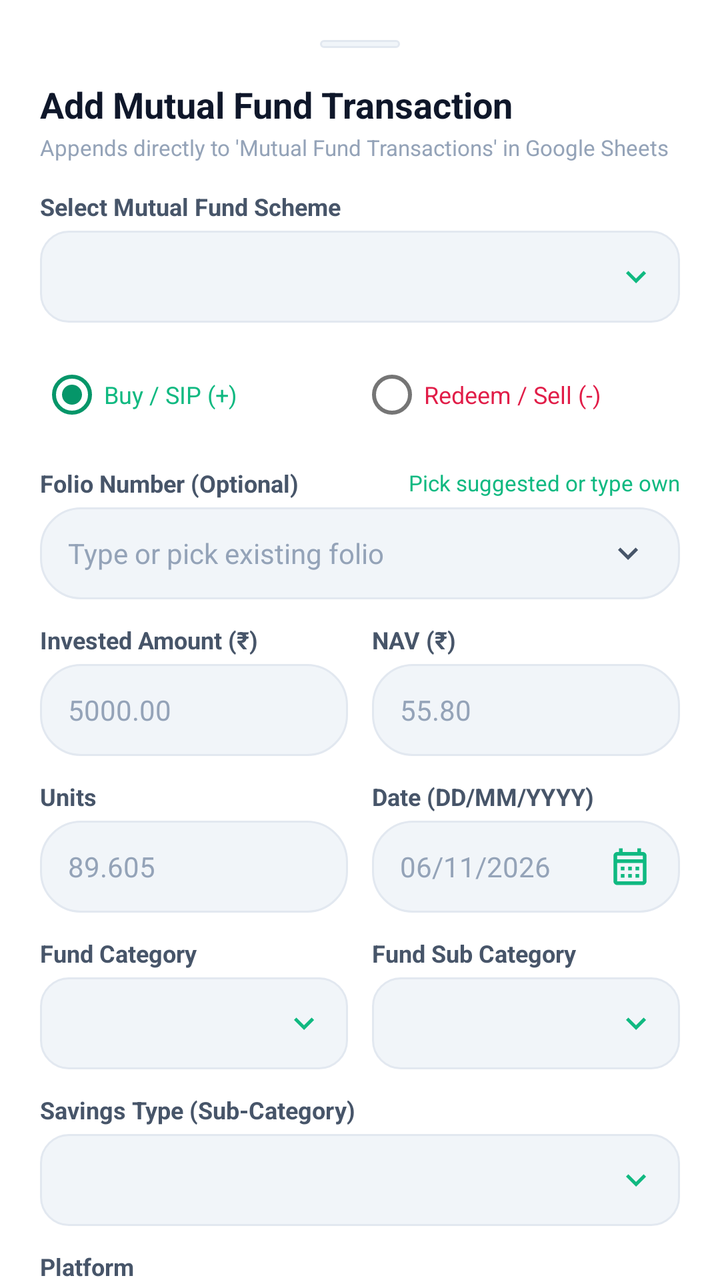
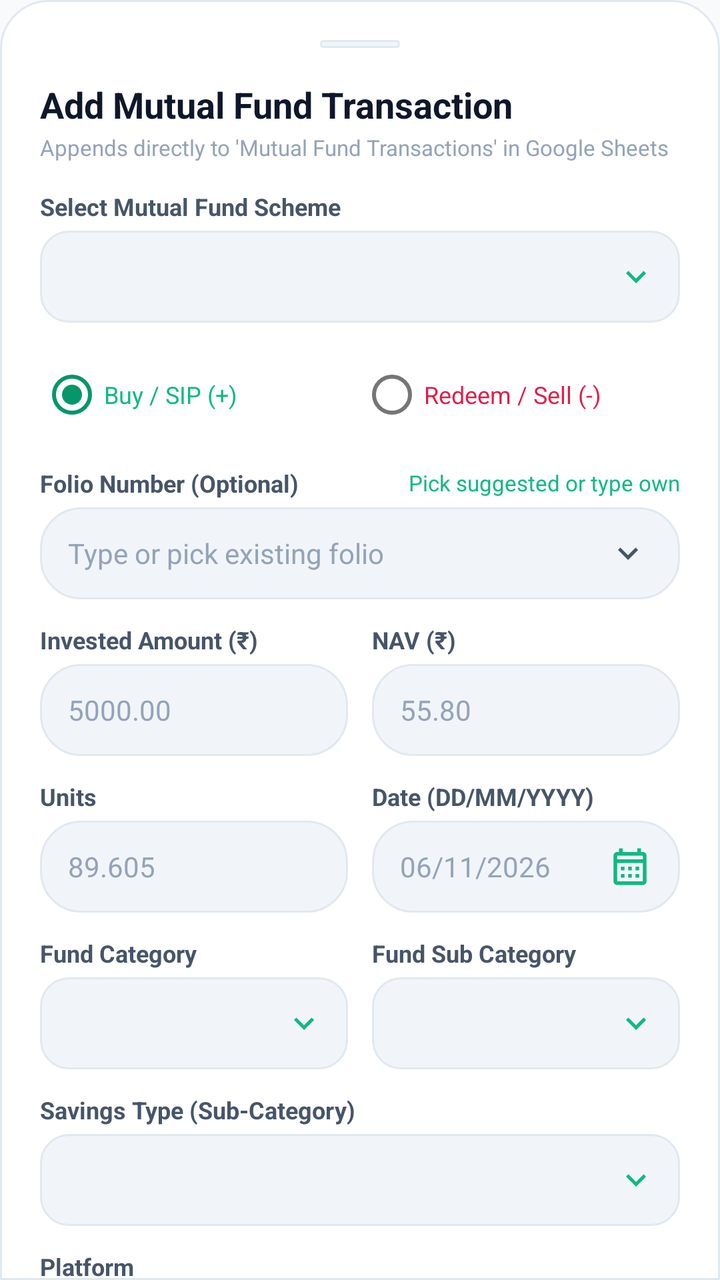

Screens rendered from an Android XML layout before and after an edit, with the pre-edit source and the edit as a unified diff.
<!-- AndroidManifest.xml: application theme AppTheme -->
<!-- res/layout/dialog_add_mf_transaction.xml -->
<?xml version="1.0" encoding="utf-8"?>
<androidx.core.widget.NestedScrollView
    xmlns:android="http://schemas.android.com/apk/res/android"
    android:layout_width="match_parent"
    android:layout_height="wrap_content"
    android:background="@color/bg_card"
    android:fillViewport="true">

    <LinearLayout
        android:layout_width="match_parent"
        android:layout_height="wrap_content"
        android:orientation="vertical"
        android:padding="20dp">

        
        <View
            android:layout_width="40dp"
            android:layout_height="4dp"
            android:layout_gravity="center_horizontal"
            android:background="@drawable/bg_pill_dark"
            android:layout_marginBottom="16dp" />

        <TextView
            android:layout_width="wrap_content"
            android:layout_height="wrap_content"
            android:text="Add Mutual Fund Transaction"
            android:textColor="@color/text_primary"
            android:textSize="18sp"
            android:textStyle="bold" />

        <TextView
            android:layout_width="wrap_content"
            android:layout_height="wrap_content"
            android:layout_marginTop="2dp"
            android:text="Appends directly to 'Mutual Fund Transactions' in Google Sheets"
            android:textColor="@color/text_muted"
            android:textSize="11sp" />

        
        <TextView
            android:layout_width="wrap_content"
            android:layout_height="wrap_content"
            android:layout_marginTop="14dp"
            android:text="Select Mutual Fund Scheme"
            android:textColor="@color/text_secondary"
            android:textSize="12sp"
            android:textStyle="bold" />

        <Spinner
            android:id="@+id/spMfFund"
            android:layout_width="match_parent"
            android:layout_height="46dp"
            android:layout_marginTop="4dp"
            android:background="@drawable/bg_spinner_dark"
            android:popupBackground="@color/bg_card_secondary"
            android:dropDownVerticalOffset="4dp" />

        
        <RadioGroup
            android:id="@+id/rgMfType"
            android:layout_width="match_parent"
            android:layout_height="wrap_content"
            android:layout_marginTop="12dp"
            android:orientation="horizontal">

            <RadioButton
                android:id="@+id/rbMfBuy"
                android:layout_width="0dp"
                android:layout_weight="1"
                android:layout_height="wrap_content"
                android:text="Buy / SIP (+)"
                android:checked="true"
                android:textColor="@color/green_mint"
                android:textSize="12sp" />

            <RadioButton
                android:id="@+id/rbMfRedeem"
                android:layout_width="0dp"
                android:layout_weight="1"
                android:layout_height="wrap_content"
                android:text="Redeem / Sell (-)"
                android:textColor="@color/red_rose"
                android:textSize="12sp" />
        </RadioGroup>

        
        <LinearLayout
            android:layout_width="match_parent"
            android:layout_height="wrap_content"
            android:layout_marginTop="12dp"
            android:orientation="horizontal"
            android:gravity="center_vertical">

            <TextView
                android:layout_width="0dp"
                android:layout_weight="1"
                android:layout_height="wrap_content"
                android:text="Folio Number (Optional)"
                android:textColor="@color/text_secondary"
                android:textSize="12sp"
                android:textStyle="bold" />

            <TextView
                android:id="@+id/tvMfFolioHint"
                android:layout_width="wrap_content"
                android:layout_height="wrap_content"
                android:text="Pick suggested or type own"
                android:textColor="@color/green_mint"
                android:textSize="11sp" />
        </LinearLayout>

        <LinearLayout
            android:layout_width="match_parent"
            android:layout_height="46dp"
            android:layout_marginTop="4dp"
            android:background="@drawable/bg_pill_dark"
            android:orientation="horizontal"
            android:gravity="center_vertical"
            android:paddingStart="14dp"
            android:paddingEnd="10dp">

            <AutoCompleteTextView
                android:id="@+id/etMfFolio"
                android:layout_width="0dp"
                android:layout_weight="1"
                android:layout_height="match_parent"
                android:background="@null"
                android:hint="Type or pick existing folio"
                android:textColorHint="@color/text_muted"
                android:textColor="@color/text_primary"
                android:inputType="text"
            android:imeOptions="actionDone"
                android:completionThreshold="1"
                android:textSize="14sp" />

            <ImageView
                android:id="@+id/btnMfFolioDropdown"
                android:layout_width="32dp"
                android:layout_height="32dp"
                android:padding="6dp"
                android:src="@drawable/ic_chevron_down"
                android:tint="@color/text_secondary"
                android:background="?attr/selectableItemBackgroundBorderless"
                android:contentDescription="Pick Folio" />
        </LinearLayout>

        
        <LinearLayout
            android:layout_width="match_parent"
            android:layout_height="wrap_content"
            android:layout_marginTop="12dp"
            android:orientation="horizontal"
            android:baselineAligned="false">

            <LinearLayout
                android:layout_width="0dp"
                android:layout_weight="1"
                android:layout_height="wrap_content"
                android:orientation="vertical"
                android:layout_marginEnd="6dp">

                <TextView
                    android:id="@+id/tvMfAmountLabel"
                    android:layout_width="wrap_content"
                    android:layout_height="wrap_content"
                    android:text="Invested Amount (₹)"
                    android:textColor="@color/text_secondary"
                    android:textSize="12sp"
                    android:textStyle="bold" />

                <EditText
                    android:id="@+id/etMfAmount"
                    android:layout_width="match_parent"
                    android:layout_height="46dp"
                    android:layout_marginTop="4dp"
                    android:background="@drawable/bg_pill_dark"
                    android:hint="5000.00"
                    android:textColorHint="@color/text_muted"
                    android:textColor="@color/text_primary"
                    android:textSize="14sp"
                    android:gravity="center_vertical"
                    android:inputType="numberDecimal"
            android:imeOptions="actionDone"
                    android:paddingStart="14dp"
                    android:paddingEnd="14dp" />
            </LinearLayout>

            <LinearLayout
                android:layout_width="0dp"
                android:layout_weight="1"
                android:layout_height="wrap_content"
                android:orientation="vertical"
                android:layout_marginStart="6dp">

                <TextView
                    android:layout_width="wrap_content"
                    android:layout_height="wrap_content"
                    android:text="NAV (₹)"
                    android:textColor="@color/text_secondary"
                    android:textSize="12sp"
                    android:textStyle="bold" />

                <EditText
                    android:id="@+id/etMfNav"
                    android:layout_width="match_parent"
                    android:layout_height="46dp"
                    android:layout_marginTop="4dp"
                    android:background="@drawable/bg_pill_dark"
                    android:hint="55.80"
                    android:textColorHint="@color/text_muted"
                    android:textColor="@color/text_primary"
                    android:textSize="14sp"
                    android:gravity="center_vertical"
                    android:inputType="numberDecimal"
            android:imeOptions="actionDone"
                    android:paddingStart="14dp"
                    android:paddingEnd="14dp" />
            </LinearLayout>
        </LinearLayout>

        
        <LinearLayout
            android:layout_width="match_parent"
            android:layout_height="wrap_content"
            android:layout_marginTop="12dp"
            android:orientation="horizontal"
            android:baselineAligned="false">

            <LinearLayout
                android:layout_width="0dp"
                android:layout_weight="1"
                android:layout_height="wrap_content"
                android:orientation="vertical"
                android:layout_marginEnd="6dp">

                <TextView
                    android:layout_width="wrap_content"
                    android:layout_height="wrap_content"
                    android:text="Units"
                    android:textColor="@color/text_secondary"
                    android:textSize="12sp"
                    android:textStyle="bold" />

                <EditText
                    android:id="@+id/etMfUnits"
                    android:layout_width="match_parent"
                    android:layout_height="46dp"
                    android:layout_marginTop="4dp"
                    android:background="@drawable/bg_pill_dark"
                    android:hint="89.605"
                    android:textColorHint="@color/text_muted"
                    android:textColor="@color/text_primary"
                    android:textSize="14sp"
                    android:gravity="center_vertical"
                    android:inputType="numberDecimal"
            android:imeOptions="actionDone"
                    android:paddingStart="14dp"
                    android:paddingEnd="14dp" />
            </LinearLayout>

            <LinearLayout
                android:layout_width="0dp"
                android:layout_weight="1"
                android:layout_height="wrap_content"
                android:orientation="vertical"
                android:layout_marginStart="6dp">

                <TextView
                    android:layout_width="wrap_content"
                    android:layout_height="wrap_content"
                    android:text="Date (DD/MM/YYYY)"
                    android:textColor="@color/text_secondary"
                    android:textSize="12sp"
                    android:textStyle="bold" />

                <EditText
                    android:id="@+id/etMfDate"
                    android:layout_width="match_parent"
                    android:layout_height="46dp"
                    android:layout_marginTop="4dp"
                    android:background="@drawable/bg_pill_dark"
                    android:hint="06/11/2026"
                    android:textColorHint="@color/text_muted"
                    android:textColor="@color/text_primary"
                    android:textSize="14sp"
                    android:gravity="center_vertical"
                    android:focusable="false"
                    android:clickable="true"
                    android:cursorVisible="false"
                    android:drawableEnd="@drawable/ic_calendar"
                    android:drawablePadding="8dp"
                    android:drawableTint="@color/green_mint"
                    android:paddingStart="14dp"
                    android:paddingEnd="14dp" />
            </LinearLayout>
        </LinearLayout>

        
        <LinearLayout
            android:layout_width="match_parent"
            android:layout_height="wrap_content"
            android:layout_marginTop="12dp"
            android:orientation="horizontal"
            android:baselineAligned="false">

            <LinearLayout
                android:layout_width="0dp"
                android:layout_weight="1"
                android:layout_height="wrap_content"
                android:orientation="vertical"
                android:layout_marginEnd="6dp">

                <TextView
                    android:layout_width="wrap_content"
                    android:layout_height="wrap_content"
                    android:text="Fund Category"
                    android:textColor="@color/text_secondary"
                    android:textSize="12sp"
                    android:textStyle="bold" />

                <Spinner
                    android:id="@+id/spMfCategory"
                    android:layout_width="match_parent"
                    android:layout_height="46dp"
                    android:layout_marginTop="4dp"
                    android:background="@drawable/bg_spinner_dark"
                    android:popupBackground="@color/bg_card_secondary"
                    android:dropDownVerticalOffset="4dp" />
            </LinearLayout>

            <LinearLayout
                android:layout_width="0dp"
                android:layout_weight="1"
                android:layout_height="wrap_content"
                android:orientation="vertical"
                android:layout_marginStart="6dp">

                <TextView
                    android:layout_width="wrap_content"
                    android:layout_height="wrap_content"
                    android:text="Fund Sub Category"
                    android:textColor="@color/text_secondary"
                    android:textSize="12sp"
                    android:textStyle="bold" />

                <Spinner
                    android:id="@+id/spMfSubCategory"
                    android:layout_width="match_parent"
                    android:layout_height="46dp"
                    android:layout_marginTop="4dp"
                    android:background="@drawable/bg_spinner_dark"
                    android:popupBackground="@color/bg_card_secondary"
                    android:dropDownVerticalOffset="4dp" />
            </LinearLayout>
        </LinearLayout>

        
        <TextView
            android:layout_width="wrap_content"
            android:layout_height="wrap_content"
            android:layout_marginTop="12dp"
            android:text="Savings Type (Sub-Category)"
            android:textColor="@color/text_secondary"
            android:textSize="12sp"
            android:textStyle="bold" />

        <Spinner
            android:id="@+id/spMfSavingsType"
            android:layout_width="match_parent"
            android:layout_height="46dp"
            android:layout_marginTop="4dp"
            android:background="@drawable/bg_spinner_dark"
            android:popupBackground="@color/bg_card_secondary"
            android:dropDownVerticalOffset="4dp" />

        
        <TextView
            android:layout_width="wrap_content"
            android:layout_height="wrap_content"
            android:layout_marginTop="12dp"
            android:text="Platform"
            android:textColor="@color/text_secondary"
            android:textSize="12sp"
            android:textStyle="bold" />

        <Spinner
            android:id="@+id/spMfPlatform"
            android:layout_width="match_parent"
            android:layout_height="46dp"
            android:layout_marginTop="4dp"
            android:background="@drawable/bg_spinner_dark"
            android:popupBackground="@color/bg_card_secondary"
            android:dropDownVerticalOffset="4dp" />

        
        <Button
            android:id="@+id/btnSubmitMfTransaction"
            android:layout_width="match_parent"
            android:layout_height="50dp"
            android:layout_marginTop="18dp"
            android:backgroundTint="@color/green_emerald"
            android:text="Record MF Transaction in Sheet"
            android:textColor="#0B0F19"
            android:textStyle="bold" />

    </LinearLayout>
</androidx.core.widget.NestedScrollView>
<!-- resources referenced by this layout -->
<resources>
  <color name="bg_card">#FFFFFF</color>
  <color name="bg_card_secondary">#F1F5F9</color>
  <color name="green_emerald">#059669</color>
  <color name="green_mint">#10B981</color>
  <color name="red_rose">#E11D48</color>
  <color name="text_muted">#94A3B8</color>
  <color name="text_primary">#0F172A</color>
  <color name="text_secondary">#475569</color>
  <!-- drawable bg_pill_dark (drawable) -->
  <?xml version="1.0" encoding="utf-8"?>
  <shape xmlns:android="http://schemas.android.com/apk/res/android"
      android:shape="rectangle">
      <solid android:color="@color/bg_card_secondary" />
      <corners android:radius="20dp" />
      <stroke
          android:width="1dp"
          android:color="@color/border_dark" />
  </shape>
  <!-- drawable ic_calendar (drawable) -->
  <vector xmlns:android="http://schemas.android.com/apk/res/android"
      android:width="22dp"
      android:height="22dp"
      android:viewportWidth="24"
      android:viewportHeight="24">
    <path
        android:fillColor="@color/green_emerald"
        android:pathData="M19,4h-1V2h-2v2H8V2H6v2H5C3.89,4 3.01,4.9 3.01,6L3,20c0,1.1 0.89,2 2,2h14c1.1,0 2,-0.9 2,-2V6C21,4.9 20.1,4 19,4zM19,20H5V10h14V20zM19,8H5V6h14V8zM9,14H7v-2h2V14zM13,14h-2v-2h2V14zM17,14h-2v-2h2V14zM9,18H7v-2h2V18zM13,18h-2v-2h2V18zM17,18h-2v-2h2V18z"/>
  </vector>
  <!-- drawable ic_chevron_down (drawable) -->
  <?xml version="1.0" encoding="utf-8"?>
  <vector xmlns:android="http://schemas.android.com/apk/res/android"
      android:width="20dp"
      android:height="20dp"
      android:viewportWidth="24"
      android:viewportHeight="24">
      <path
          android:fillColor="@color/green_mint"
          android:pathData="M7.41,8.59L12,13.17l4.59,-4.58L18,10l-6,6 -6,-6 1.41,-1.41z"/>
  </vector>
  <style name="AppTheme" parent="Theme.MaterialComponents.DayNight.NoActionBar">
          <item name="colorPrimary">@color/colorPrimary</item>
          <item name="colorPrimaryDark">@color/colorPrimaryDark</item>
          <item name="colorAccent">@color/colorAccent</item>
          <item name="android:windowBackground">@color/bg_dark</item>
          <item name="android:statusBarColor">@color/bg_dark</item>
          <item name="android:navigationBarColor">@color/nav_bottom_bg</item>
          <item name="android:textColorPrimary">@color/text_primary</item>
          <item name="android:textColorSecondary">@color/text_secondary</item>
          <item name="android:windowLightStatusBar">true</item>
      </style>
  <color name="border_dark">#E2E8F0</color>
  <color name="colorPrimary">#059669</color>
  <color name="colorPrimaryDark">#F1F5F9</color>
  <color name="colorAccent">#059669</color>
  <color name="bg_dark">#F8FAFC</color>
  <color name="nav_bottom_bg">#FFFFFF</color>
  <!-- unchanged entries left out for length: 1 -->
</resources>

<!-- the commit's change to res/layout/dialog_add_mf_transaction.xml (unified diff, before → after) -->
@@ -1,9 +1,10 @@
 <?xml version="1.0" encoding="utf-8"?>
 <androidx.core.widget.NestedScrollView
     xmlns:android="http://schemas.android.com/apk/res/android"
+    xmlns:app="http://schemas.android.com/apk/res-auto"
     android:layout_width="match_parent"
     android:layout_height="wrap_content"
-    android:background="@color/bg_card"
+    android:background="@drawable/bg_bottom_sheet"
     android:fillViewport="true">
 
     <LinearLayout
@@ -393,15 +394,18 @@
             android:dropDownVerticalOffset="4dp" />
 
         
-        <Button
+        <com.google.android.material.button.MaterialButton
             android:id="@+id/btnSubmitMfTransaction"
             android:layout_width="match_parent"
-            android:layout_height="50dp"
-            android:layout_marginTop="18dp"
-            android:backgroundTint="@color/green_emerald"
+            android:layout_height="48dp"
+            android:layout_marginTop="20dp"
+            app:cornerRadius="24dp"
+            app:backgroundTint="@color/colorPrimary"
             android:text="Record MF Transaction in Sheet"
-            android:textColor="#0B0F19"
-            android:textStyle="bold" />
+            android:textColor="@color/bg_dark"
+            android:textSize="14sp"
+            android:textStyle="bold"
+            android:textAllCaps="false" />
 
     </LinearLayout>
 </androidx.core.widget.NestedScrollView>
<!-- resource entries referenced after the edit -->
@@ -8,6 +8,20 @@
   <color name="text_muted">#94A3B8</color>
   <color name="text_primary">#0F172A</color>
   <color name="text_secondary">#475569</color>
+  <!-- drawable bg_bottom_sheet (drawable) -->
+  <?xml version="1.0" encoding="utf-8"?>
+  <shape xmlns:android="http://schemas.android.com/apk/res/android"
+      android:shape="rectangle">
+      <solid android:color="@color/bg_card" />
+      <corners
+          android:topLeftRadius="24dp"
+          android:topRightRadius="24dp"
+          android:bottomLeftRadius="0dp"
+          android:bottomRightRadius="0dp" />
+      <stroke
+          android:width="1dp"
+          android:color="@color/border_dark" />
+  </shape>
   <!-- drawable bg_pill_dark (drawable) -->
   <?xml version="1.0" encoding="utf-8"?>
   <shape xmlns:android="http://schemas.android.com/apk/res/android"
@@ -49,6 +63,7 @@
           <item name="android:textColorPrimary">@color/text_primary</item>
           <item name="android:textColorSecondary">@color/text_secondary</item>
           <item name="android:windowLightStatusBar">true</item>
+          <item name="bottomSheetDialogTheme">@style/FinMngrBottomSheetDialogTheme</item>
       </style>
   <color name="border_dark">#E2E8F0</color>
   <color name="colorPrimary">#059669</color>
@@ -56,6 +71,12 @@
   <color name="colorAccent">#059669</color>
   <color name="bg_dark">#F8FAFC</color>
   <color name="nav_bottom_bg">#FFFFFF</color>
+  <style name="FinMngrBottomSheetDialogTheme" parent="ThemeOverlay.MaterialComponents.BottomSheetDialog">
+          <item name="bottomSheetStyle">@style/FinMngrBottomSheetModal</item>
+      </style>
+  <style name="FinMngrBottomSheetModal" parent="Widget.MaterialComponents.BottomSheet.Modal">
+          <item name="android:background">@android:color/transparent</item>
+      </style>
   <!-- unchanged entries left out for length: 1 -->
 </resources>
 
